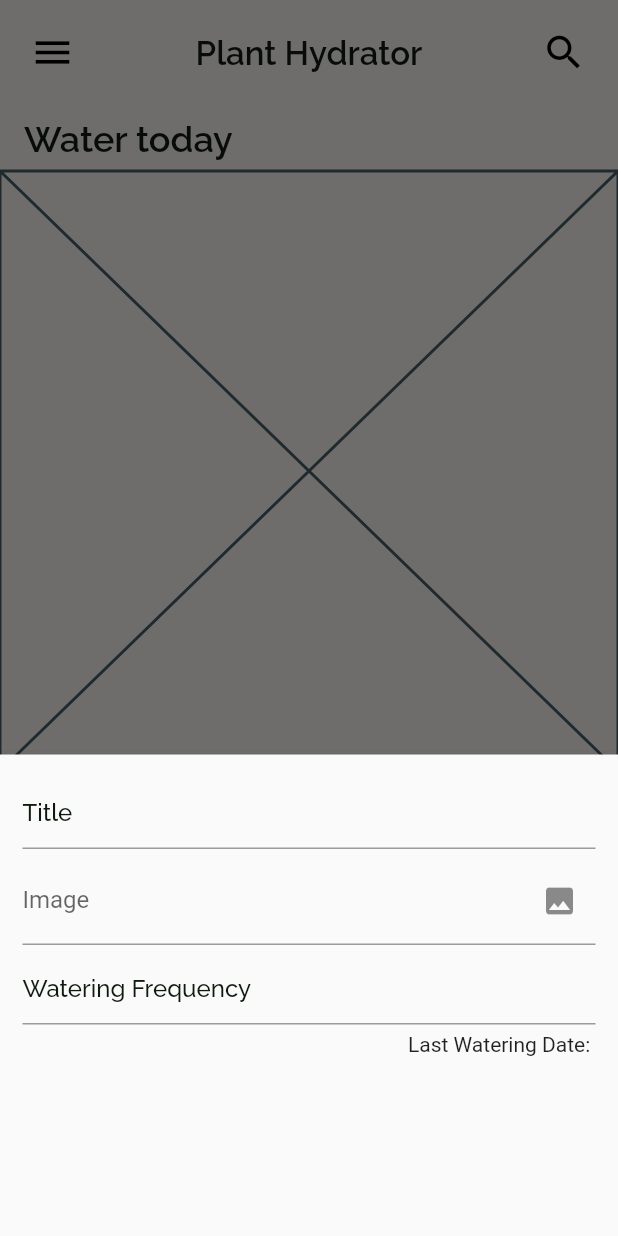
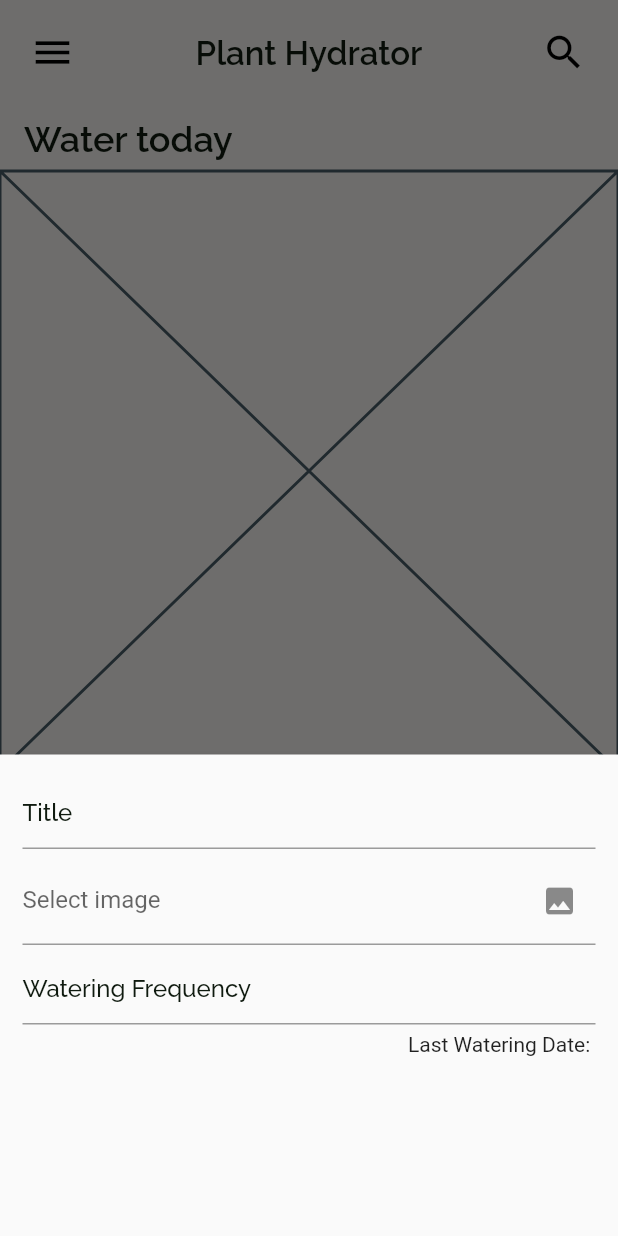
Before and after one commit to ReemanS/planthydrator, a Flutter app: the screen it shows after launch, after a tap on the "add" icon, on a phone screen of 412 x 824 dp. Run offline on Flutter 3.47's test engine with Material 2 defaults, Android fonts, the phone set to English and light mode, and no system bars; our stand-ins replace google_fonts, image_picker, sqflite; accounts and stored records are empty.

Commit message:
Edit: decoration text

```diff
--- a/lib/helpers/image_picker.dart
+++ b/lib/helpers/image_picker.dart
@@ -25,7 +25,7 @@ class ImageHelper {
         pickImage(context);
       },
       decoration: InputDecoration(
-        labelText: 'Image',
+        labelText: 'Select image',
         suffixIcon: IconButton(
           onPressed: () {
             pickImage(context);
```
